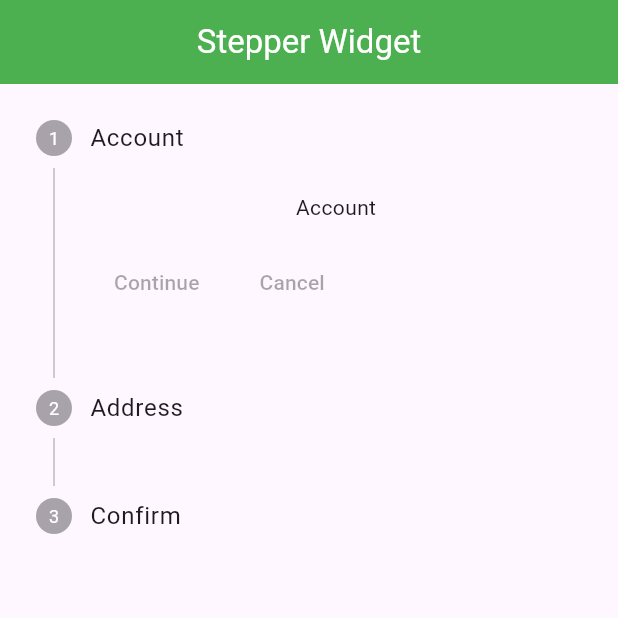
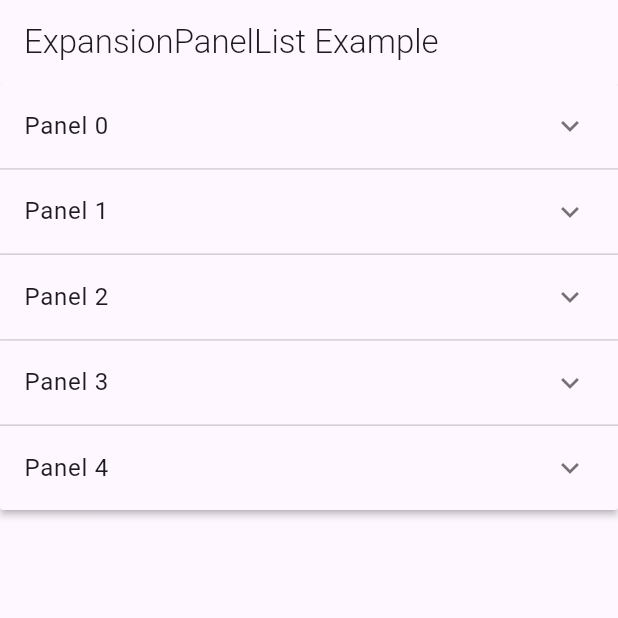
Before and after one commit to anu-pradeep/planck_epoch_work, a Flutter app: the MyHomePage screen opened directly, on a phone screen of 412 x 824 dp, the top half of it. Run offline on Flutter 3.47's test engine with Material 3 defaults, Android fonts, the light colour scheme and no system bars; our stand-ins replace carousel_slider, google_fonts; network calls fail; key blocks and very long unbroken strings in the code were emptied for the run.

Commit message:
4 widgets

```diff
--- /dev/null
+++ b/lib/ui designs/Expansion panel.dart
@@ -0,0 +1,80 @@
+import 'package:flutter/material.dart';
+import 'package:google_fonts/google_fonts.dart';
+
+void main() {
+  runApp(MaterialApp(
+    home: MyHomePage(),
+    debugShowCheckedModeBanner: false,
+  ));
+}
+
+class MyHomePage extends StatefulWidget {
+  @override
+  _MyHomePageState createState() => _MyHomePageState();
+}
+
+class _MyHomePageState extends State<MyHomePage> {
+  List<Item> _data = generateItems(5);
+
+  @override
+  Widget build(BuildContext context) {
+    return Scaffold(
+      appBar: AppBar(
+        title: Text(
+          'ExpansionPanelList Example',
+          style: GoogleFonts.abyssinicaSil(fontWeight: FontWeight.w300),
+        ),
+      ),
+      body: SingleChildScrollView(
+        child: ExpansionPanelList(
+          expansionCallback: (int index, bool isExpanded) {
+            setState(() {
+              _data[index].isExpanded = !isExpanded;
+            });
+          },
+          children: _data.map<ExpansionPanel>((Item item) {
+            return ExpansionPanel(
+              headerBuilder: (BuildContext context, bool isExpanded) {
+                return ListTile(
+                  title: Text(item.headerValue),
+                );
+              },
+              body: ListTile(
+                title: Text(item.expandedValue),
+                subtitle: Text('To delete this panel, tap the trash icon'),
+                trailing: Icon(Icons.delete),
+                onTap: () {
+                  setState(() {
+                    _data.removeWhere((currentItem) => item == currentItem);
+                  });
+                },
+              ),
+              isExpanded: item.isExpanded,
+            );
+          }).toList(),
+        ),
+      ),
+    );
+  }
+}
+
+class Item {
+  Item({
+    required this.expandedValue,
+    required this.headerValue,
+    this.isExpanded = false,
+  });
+
+  String expandedValue;
+  String headerValue;
+  bool isExpanded;
+}
+
+List<Item> generateItems(int numberOfItems) {
+  return List<Item>.generate(numberOfItems, (int index) {
+    return Item(
+      headerValue: 'Panel $index',
+      expandedValue: 'This is item number $index',
+    );
+  });
+}
--- /dev/null
+++ b/lib/ui designs/PopUpMenuButton.dart
@@ -0,0 +1,61 @@
+import 'package:flutter/material.dart';
+
+void main() {
+  runApp(MaterialApp(
+    debugShowCheckedModeBanner: false,
+    home: MyHomePage(),
+  ));
+}
+
+
+class MyHomePage extends StatefulWidget {
+  @override
+  _MyHomePageState createState() => _MyHomePageState();
+}
+
+class _MyHomePageState extends State<MyHomePage> {
+
+
+  @override
+  Widget build(BuildContext context) {
+    return Scaffold(
+      appBar: AppBar(
+        title: Text('PopupMenuButton Example'),
+        actions: [
+          PopupMenuButton<MenuItem>(
+            itemBuilder: (BuildContext context) {
+              return menuItems.map((MenuItem item) {
+                return PopupMenuItem<MenuItem>(
+                  value: item,
+                  child: ListTile(
+                    leading: Icon(item.icon),
+                    title: Text(item.title),
+                  ),
+                );
+              }).toList();
+            },
+          ),
+        ],
+      ),
+      body: Center(
+        child: Text(
+          'Selected',
+          style: TextStyle(fontSize: 24),
+        ),
+      ),
+    );
+  }
+}
+
+class MenuItem {
+  final String title;
+  final IconData icon;
+
+  MenuItem(this.title, this.icon);
+}
+
+List<MenuItem> menuItems = [
+  MenuItem('Item 1', Icons.star),
+  MenuItem('Item 2', Icons.book),
+  MenuItem('Item 3', Icons.music_note),
+];
--- a/lib/ui designs/Stepper.dart
+++ b/lib/ui designs/Stepper.dart
@@ -31,17 +31,17 @@ class _MyHomePageState extends State<MyHomePage> {
             title: Text('Account'),
             content: Center(
               child: Text('Account'),
-            )),
+            ),isActive: true),
         const Step(
             title: Text('Address'),
             content: Center(
               child: Text('Address'),
-            )),
+            ),isActive: true),
         const Step(
             title: Text('Confirm'),
             content: Center(
               child: Text('Confirm'),
-            ))
+            ),isActive: true)
       ];
   @override
   Widget build(BuildContext context) {
--- a/lib/ui designs/carousel slider.dart
+++ b/lib/ui designs/carousel slider.dart
@@ -1,5 +1,4 @@
 import 'package:carousel_slider/carousel_slider.dart';
-import 'package:flutter/cupertino.dart';
 import 'package:flutter/material.dart';
 import 'package:google_fonts/google_fonts.dart';
 
@@ -12,7 +11,6 @@ void main() {
 
 class CarouselSliding extends StatelessWidget {
   const CarouselSliding({super.key});
-
   @override
   Widget build(BuildContext context) {
     return Scaffold(
```
Also changed, not shown: lib/ui designs/Snackbar.dart (added, +45 -0 lines), lib/ui designs/Tooltip.dart (added, +75 -0 lines), lib/ui designs/clipRRect.dart (added, +39 -0 lines), lib/ui designs/gridview & listview task/food screen Listview ui.dart (+1 -1 lines).
